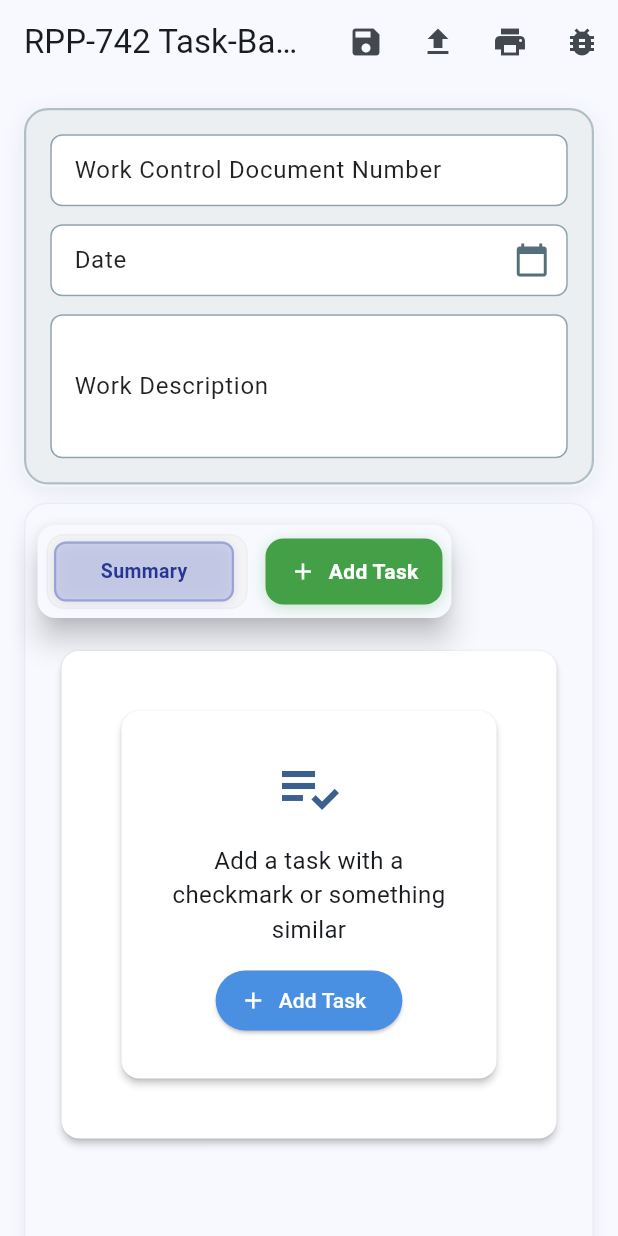
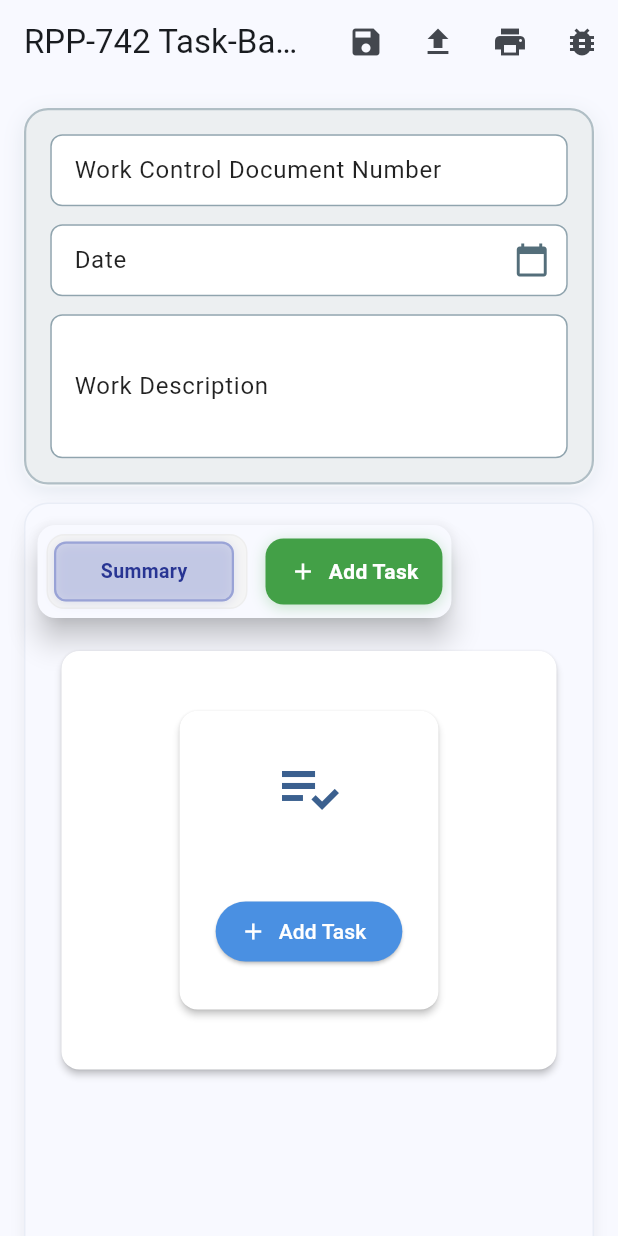
Before and after one commit to yellowjacketjc1/dose_dart_version, a Flutter app: the screen it shows after launch, on a phone screen of 412 x 824 dp. Run offline on Flutter 3.47's test engine with Material 3 defaults, Android fonts, the phone set to English and light mode, and no system bars.

Commit message:
Change wording on front task add

```diff
--- a/lib/main.dart
+++ b/lib/main.dart
@@ -741,7 +741,7 @@ class _DoseHomePageState extends State<DoseHomePage> with TickerProviderStateMix
               child: Column(mainAxisSize: MainAxisSize.min, children: [
                 Icon(Icons.playlist_add_check, size: 48, color: Theme.of(context).colorScheme.primary),
                 const SizedBox(height: 12),
-                const Text('Add a task with a checkmark or something similar', textAlign: TextAlign.center, style: TextStyle(fontSize: 16)),
+                const Text('', textAlign: TextAlign.center, style: TextStyle(fontSize: 16)),
                 const SizedBox(height: 12),
                 ElevatedButton.icon(onPressed: () { addTask(); }, icon: const Icon(Icons.add), label: const Text('Add Task'))
               ]),
```
